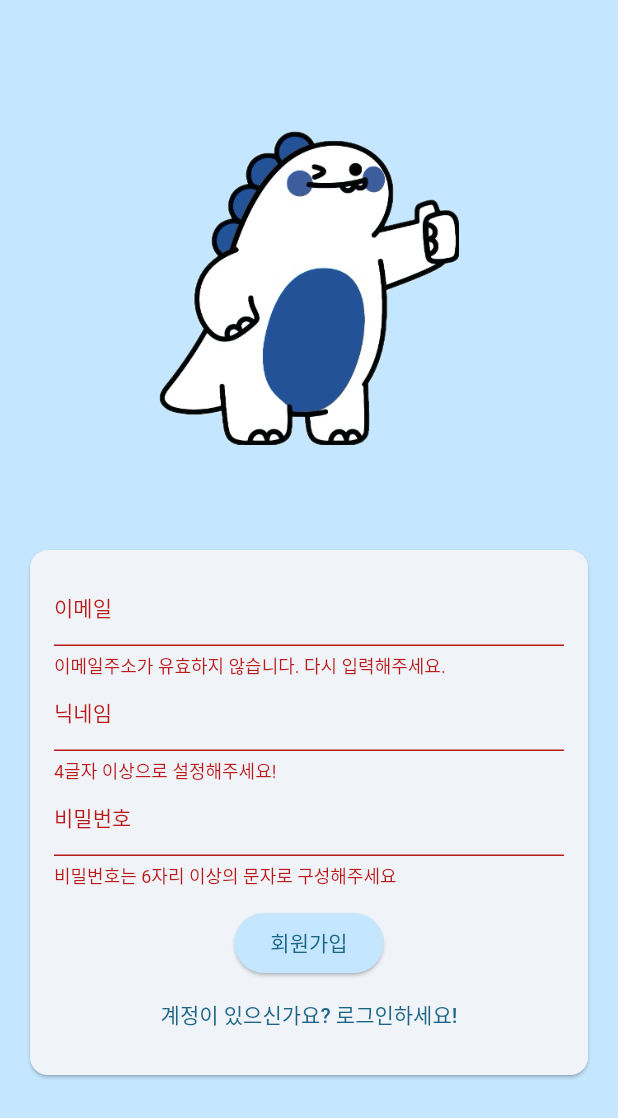
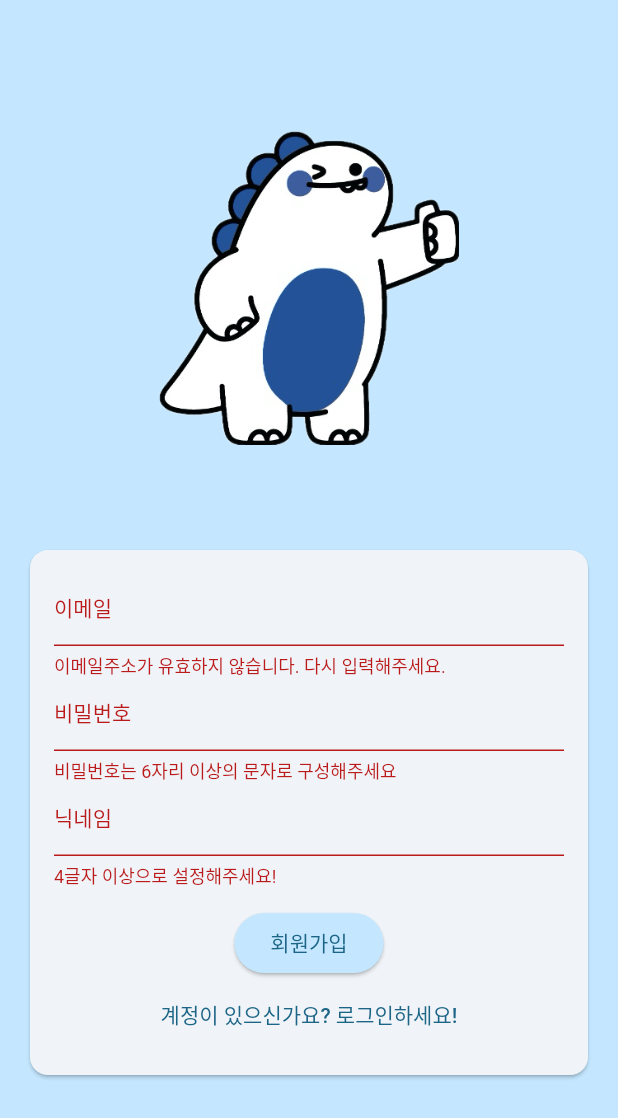
Before and after one commit to TaeHee00/TukPro-App, a Flutter app: the screen it shows after launch, after a tap on "로그인", after a tap on "계정이 없으신가요?", after a tap on "회원가입", on a phone screen of 412 x 824 dp. Shown: the top 1118 px of the screen. Run offline on Flutter 3.47's test engine with Material 2 defaults, Android fonts, the phone set to English and light mode, and no system bars; our stand-ins replace dio, google_fonts; accounts and stored records are empty.

Commit message:
fix: soft warp 적용 및 회원가입 닉네임 필드 변경 + 비즈니스 로직 컨트롤러로 이동
snack bar message softWrap 적용

```diff
--- a/lib/main.dart
+++ b/lib/main.dart
@@ -1,4 +1,5 @@
 import 'package:flutter/material.dart';
+import 'package:google_fonts/google_fonts.dart';
 import 'package:tuk_pro_app/views/login.dart';
 
 void main() {
@@ -16,6 +17,7 @@ class App extends StatelessWidget {
         useMaterial3: true,
         colorScheme: ColorScheme.fromSeed(
             seedColor: const Color.fromARGB(255, 232, 243, 252)),
+        // textTheme: Theme.of(context).textTheme.apply(fontFamily: GoogleFonts.openSans().fontFamily)
       ),
       home: const LoginScreen(),
     );
--- a/lib/views/login.dart
+++ b/lib/views/login.dart
@@ -29,7 +29,7 @@ class _LoginScreenState extends State<LoginScreen> {
   void _snackBarMessage(String message) {
     ScaffoldMessenger.of(context).clearSnackBars();
     ScaffoldMessenger.of(context).showSnackBar(SnackBar(
-        content: Text(message),
+        content: Text(message, softWrap: true,),
       ),
     );
   }
@@ -53,97 +53,26 @@ class _LoginScreenState extends State<LoginScreen> {
         // 로그인 모드
         _loginMember = await _memberController.login(_enteredEmail, _enteredPassword);
 
+        // 로그인 실패시 빠져나감
         if (_loginMember == null) {
           return;
-          // TODO: Exception 처리 끝났으니 try catch 뺴도됌
         }
-        print(_loginMember!.name);
-        print(_loginMember!.email);
-        print(_loginMember!.id);
-        // final loginValid = await serverPostRequest(
-        //   "member/login/valid",
-        //   {
-        //     "email": _enteredEmail,
-        //     "password": _enteredPassword,
-        //   },
-        // );
-
-        // http.Response? loginResponse;
-        // switch (json.decode(loginValid.body)["message"]) {
-        //   case "EMAIL_MISMATCH":
-        //     throw Exception("존재하지 않는 계정입니다.");
-        //   case "PASSWORD_MISMATCH":
-        //     throw Exception("비밀번호가 일치하지 않습니다.");
-        //   case "SUCCESS":
-        //     // server login request
-        //     loginResponse = await serverPostRequest(
-        //       "member/login",
-        //       {
-        //         'email': _enteredEmail,
-        //         'password': _enteredPassword,
-        //       },
-        //     );
-        // }
-
-        // if (loginResponse!.statusCode / 100 == 4) {
-        //   // 로그인 에러
-        //   throw Exception("서버 오류");
-        // }
-        //
-        // _loginMember = Member.fromJson(json.decode(loginResponse.body));
       } else {
         // 회원가입 모드
-        // TODO 로그인서버 response data 수정하여 이메일 중복 등 예외처리 코드도 반환하도록하기
-        // final response = await serverPostRequest(
-        //   "member",
-        //   {
-        //     'email': _enteredEmail,
-        //     'name': _enteredUsername,
-        //     'password': _enteredPassword,
-        //   },
-        // );
+        _loginMember = await _memberController.signUp(_enteredEmail, _enteredPassword, _enteredUsername);
 
-        // if (response.statusCode / 100 == 4) {
-        //   // 로그인 에러
-        //   throw Exception("서버 오류");
-        // }
-        // if (response.statusCode / 100 == 5) {
-        //   // 서버 에러
-        //   throw Exception("회원가입 실패");
-        // }
-        //
-        // _loginMember = Member.fromJson(json.decode(response.body));
-        // firebase에 경로를 만들어줌
-        // final storageRef = FirebaseStorage.instance
-        //     .ref()
-        //     .child("user_images")
-        //     .child("${userCredentials.user!.uid}.jpg");
-        // 그 경로에 이미지 전달
-        // await storageRef.putFile(_selectedImage!);
-        // final imageUrl = await storageRef.getDownloadURL();
-        // print(imageUrl);
-
-        // FirebaseFirestore.instance
-        //     .collection("users")
-        //     .doc(userCredentials.user!.uid)
-        //     .set({
-        //   "username": _enteredUsername,
-        //   "email": _enteredEmail,
-        //   "image_url": imageUrl,
-        // });
+        // 회원가입 실패시 빠져나감
+        if (_loginMember == null) {
+          return;
+        }
+        // TODO: 프로필 사진 저장 기능 구현
       }
     } on Exception catch (error) {
       // TODO: 나중에 Exception 상속받아서 따로 관리 해주기
       ScaffoldMessenger.of(context).clearSnackBars();
-      ScaffoldMessenger.of(context).showSnackBar(
-        _isLogin
-            ? SnackBar(
-                content: Text(error.toString().split("Exception: ")[1]),
-              )
-            : SnackBar(
-                content: Text("회원가입 실패"),
-              ),
-      );
+      ScaffoldMessenger.of(context).showSnackBar(SnackBar(
+                content: Text("System Error"),
+              ));
     } finally {
       setState(() {
         _isAuthenticating = false;
@@ -169,11 +98,6 @@ class _LoginScreenState extends State<LoginScreen> {
                   ),
                   width: 200,
                   child: Image.asset("assets/images/tino.png"),
-                  // child: Icon(
-                  //   Icons.account_circle,
-                  //   color: Theme.of(context).colorScheme.primary,
-                  //   size: 200,
-                  // ),
                 ),
                 Card(
                   margin: const EdgeInsets.all(20),
@@ -208,6 +132,22 @@ class _LoginScreenState extends State<LoginScreen> {
                                 return null;
                               },
                             ),
+                            TextFormField(
+                              decoration:
+                                  const InputDecoration(labelText: "비밀번호"),
+                              obscureText: true,
+                              onSaved: (value) => _enteredPassword = value!,
+                              validator: (value) {
+                                if (value == null ||
+                                    value.trim().isEmpty ||
+                                    value.trim().length < 6) {
+                                  return _isLogin
+                                      ? "비밀번호가 유효하지 않습니다."
+                                      : "비밀번호는 6자리 이상의 문자로 구성해주세요";
+                                }
+                                return null;
+                              },
+                            ),
                             if (!_isLogin)
                               TextFormField(
                                 decoration: const InputDecoration(
@@ -226,22 +166,6 @@ class _LoginScreenState extends State<LoginScreen> {
                                   return null;
                                 },
                               ),
-                            TextFormField(
-                              decoration:
-                                  const InputDecoration(labelText: "비밀번호"),
-                              obscureText: true,
-                              onSaved: (value) => _enteredPassword = value!,
-                              validator: (value) {
-                                if (value == null ||
-                                    value.trim().isEmpty ||
-                                    value.trim().length < 6) {
-                                  return _isLogin
-                                      ? "비밀번호가 유효하지 않습니다."
-                                      : "비밀번호는 6자리 이상의 문자로 구성해주세요";
-                                }
-                                return null;
-                              },
-                            ),
                             const SizedBox(
                               height: 12,
                             ),
```
